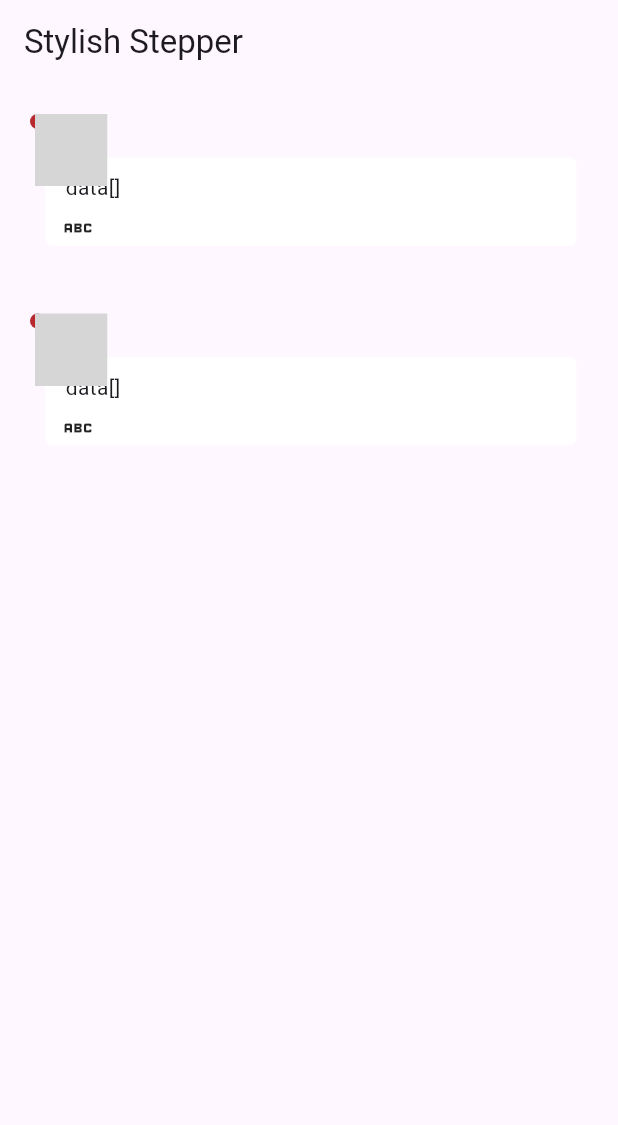
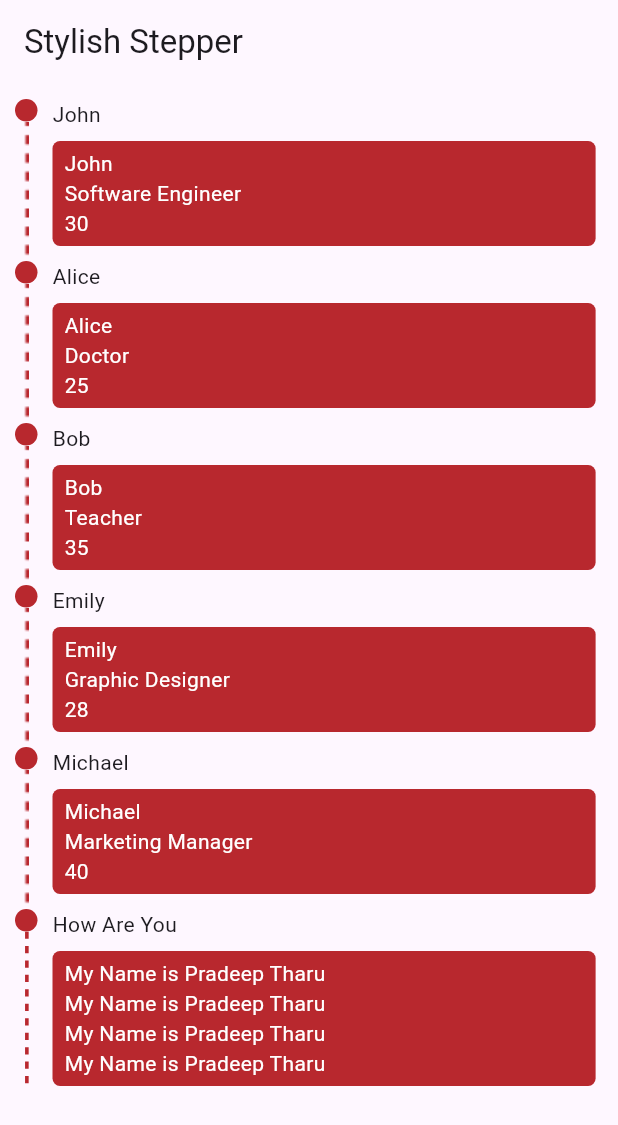
Before and after one commit to Pradeeptharu100/stylish-stepper, a Flutter app: the screen it shows after launch, on a phone screen of 412 x 824 dp. Shown: the top 1125 px of the screen. Run offline on Flutter 3.47's test engine with Material 3 defaults, Android fonts, the phone set to English and light mode, and no system bars; our stand-ins replace flutter_svg; grey boxes are pictures that could not be loaded.

Commit message:
complete the package

```diff
--- a/examples/lib/main.dart
+++ b/examples/lib/main.dart
@@ -30,11 +30,79 @@ class HomePage extends StatelessWidget {
       appBar: AppBar(
         title: const Text('Stylish Stepper'),
       ),
-      body: const Column(
-        children: [
-          StylishStepper(),
-        ],
+      body: SingleChildScrollView(
+        child: Padding(
+          padding: const EdgeInsets.all(10.0),
+          child: Column(
+            children: [
+              ListView.builder(
+                itemCount: dataList.length,
+                shrinkWrap: true,
+                itemBuilder: (context, index) => StylishStepper(
+                  contentContainerColor: SSColor.secondary,
+                  showLastIcon: true,
+                  header: Text(dataList[index]['name']),
+                  verticalLineTopPadding: 15,
+                  verticalLineLeftPadding: 5.5,
+                  verticalLineIconHeight: 200,
+                  content: Column(
+                    crossAxisAlignment: CrossAxisAlignment.start,
+                    children: [
+                      Text(
+                        dataList[index]['name'],
+                        style: const TextStyle(color: Colors.white),
+                      ),
+                      Text(
+                        dataList[index]['profession'],
+                        style: const TextStyle(color: Colors.white),
+                      ),
+                      Text(
+                        '${dataList[index]['age']}',
+                        style: const TextStyle(color: Colors.white),
+                      ),
+                    ],
+                  ),
+                  dotIconColor: SSColor.secondary,
+                ),
+              ),
+              const StylishStepper(
+                svgIcon: SStepperIcons.dot,
+                gap: 0,
+                content: Column(
+                  crossAxisAlignment: CrossAxisAlignment.start,
+                  children: [
+                    Text(
+                      'My Name is Pradeep Tharu',
+                      style: TextStyle(color: Colors.white),
+                    ),
+                    Text(
+                      'My Name is Pradeep Tharu',
+                      style: TextStyle(color: Colors.white),
+                    ),
+                    Text(
+                      'My Name is Pradeep Tharu',
+                      style: TextStyle(color: Colors.white),
+                    ),
+                    Text(
+                      'My Name is Pradeep Tharu',
+                      style: TextStyle(color: Colors.white),
+                    ),
+                  ],
+                ),
+                header: Text('How Are You'),
+              )
+            ],
+          ),
+        ),
       ),
     );
   }
 }
+
+List<Map<String, dynamic>> dataList = [
+  {"id": 1, "name": "John", "age": 30, "profession": "Software Engineer"},
+  {"id": 2, "name": "Alice", "age": 25, "profession": "Doctor"},
+  {"id": 3, "name": "Bob", "age": 35, "profession": "Teacher"},
+  {"id": 4, "name": "Emily", "age": 28, "profession": "Graphic Designer"},
+  {"id": 5, "name": "Michael", "age": 40, "profession": "Marketing Manager"},
+];
--- a/examples/pubspec.yaml
+++ b/examples/pubspec.yaml
@@ -37,6 +37,7 @@ dependencies:
   cupertino_icons: ^1.0.2
   stylish_stepper:
    path: ../
+  flutter_svg: ^2.0.10+1
 
 dev_dependencies:
   flutter_test:
@@ -61,8 +62,9 @@ flutter:
   uses-material-design: true
 
   # To add assets to your application, add an assets section, like this:
-  # assets:
-  #   - images/a_dot_burr.jpeg
+  assets:
+    - assets/
+    - assets/images/
   #   - images/a_dot_ham.jpeg
 
   # An image asset can refer to one or more resolution-specific "variants", see
--- a/lib/stylish_stepper.dart
+++ b/lib/stylish_stepper.dart
@@ -1,24 +1,51 @@
 library stylish_stepper;
 
+import 'dart:developer';
+
 import 'package:flutter/material.dart';
-import 'package:flutter_svg/svg.dart';
+import 'package:flutter_svg/flutter_svg.dart';
 
 class StylishStepper extends StatelessWidget {
-  const StylishStepper({super.key});
+  const StylishStepper(
+      {super.key,
+      required this.content,
+      required this.header,
+      this.showLastIcon,
+      this.dotIconColor,
+      this.contentContainerColor,
+      this.dotSize,
+      this.gap,
+      this.contentWidth,
+      this.svgIconColor,
+      this.assetIconColor,
+      this.assetIcon,
+      this.verticalLineIconHeight,
+      this.verticalLineTopPadding,
+      this.verticalLineLeftPadding,
+      this.svgIcon});
+
+  final String? svgIcon;
+  final String? assetIcon;
+  final Widget content;
+  final Widget header;
+  final Color? svgIconColor;
+  final Color? assetIconColor;
+  final bool? showLastIcon;
+  final Color? dotIconColor;
+  final double? dotSize;
+  final double? gap;
+  final double? contentWidth;
+  final double? verticalLineIconHeight;
+  final double? verticalLineLeftPadding;
+  final double? verticalLineTopPadding;
+  final Color? contentContainerColor;
 
   @override
   Widget build(BuildContext context) {
-    return ListView.separated(
-      separatorBuilder: (context, index) => const SizedBox(height: 0),
-      physics: const NeverScrollableScrollPhysics(),
-      itemCount: 2,
-      shrinkWrap: true,
-      padding: EdgeInsets.zero,
-      itemBuilder: (context, index) {
-        return Padding(
-          padding: const EdgeInsets.all(20.0),
-          child: InkWell(
-            onTap: () {},
+    return InkWell(
+      onTap: () {
+        log('tapped ');
+      },
       child: Stack(
         children: [
           Column(
@@ -29,71 +56,33 @@ class StylishStepper extends StatelessWidget {
                 mainAxisAlignment: MainAxisAlignment.start,
                 crossAxisAlignment: CrossAxisAlignment.start,
                 children: [
-                        Padding(
-                          padding: const EdgeInsets.only(top: 0),
-                          child: Container(
-                            height: 10,
-                            width: 10,
-                            decoration: const BoxDecoration(
-                                shape: BoxShape.circle,
-                                color: SSColor.secondary),
+                  Container(
+                    height: dotSize ?? 15,
+                    width: dotSize ?? 15,
+                    decoration: BoxDecoration(
+                        color: dotIconColor ?? SSColor.secondary,
+                        shape: BoxShape.circle),
                   ),
-                        ),
+                  const SizedBox(width: 10),
                   Column(
                     crossAxisAlignment: CrossAxisAlignment.start,
                     children: [
-                            const Padding(
-                              padding: EdgeInsets.only(left: 10),
-                              child: Text(
-                                '',
-                                style: TextStyle(),
+                      header,
+                      const SizedBox(height: 8),
+                      Container(
+                        padding: const EdgeInsets.only(
+                            left: 8, right: 8, top: 5, bottom: 5),
+                        decoration: BoxDecoration(
+                          borderRadius: BorderRadius.circular(5),
+                          color: contentContainerColor ?? SSColor.secondary,
+                        ),
+                        child: SizedBox(
+                          width: contentWidth ??
+                              MediaQuery.of(context).size.width * 0.84,
+                          child: content,
                         ),
                       ),
-                            const SizedBox(height: 8),
-                            Container(
-                              width: MediaQuery.of(context).size.width * 0.86,
-                              padding: const EdgeInsets.only(left: 10, top: 10),
-                              decoration: BoxDecoration(
-                                borderRadius: BorderRadius.circular(5),
-                                color: Colors.white,
-                              ),
-                              child: Stack(
-                                children: [
-                                  Column(
-                                    crossAxisAlignment:
-                                        CrossAxisAlignment.start,
-                                    children: [
-                                      const Text(
-                                        ' data[' ']',
-                                        maxLines: 3,
-                                        style: TextStyle(),
-                                      ),
-                                      const SizedBox(height: 5),
-                                      Row(
-                                        children: [
-                                          const SizedBox(
-                                            child: Icon(Icons.abc),
-                                          ),
-                                          const SizedBox(width: 5),
-                                          SizedBox(
-                                            width: MediaQuery.of(context)
-                                                    .size
-                                                    .width *
-                                                0.75,
-                                            child: const Text(
-                                              '',
-                                              maxLines: 3,
-                                              style: TextStyle(),
-                                            ),
-                                          ),
-                                        ],
-                                      ),
-                                    ],
-                                  ),
-                                ],
-                              ),
-                            ),
-                            const SizedBox(height: 5),
+                      SizedBox(height: gap ?? 10),
                     ],
                   ),
                 ],
@@ -101,19 +90,25 @@ class StylishStepper extends StatelessWidget {
             ],
           ),
           Positioned(
-                  top: 0,
+            top: verticalLineTopPadding ?? 15,
+            left: 0,
             child: Padding(
-                    padding: const EdgeInsets.only(
-                      left: 3.5,
+              padding: EdgeInsets.only(left: verticalLineLeftPadding ?? 5.5),
+              child: svgIcon != null
+                  ? SizedBox(
+                      child: SvgPicture.asset(
+                      svgIcon!,
+                      height: verticalLineIconHeight ?? 200,
+                      color: svgIconColor,
+                    ))
+                  : Image.asset(
+                      assetIcon != null ? assetIcon! : SStepperImages.dot,
+                      color: assetIconColor,
                     ),
-                    child: SizedBox(child: SvgPicture.asset('assets/')),
             ),
           ),
         ],
       ),
-          ),
-        );
-      },
     );
   }
 }
@@ -122,3 +117,13 @@ class SSColor {
   static const Color secondary = Color(0xFFB8282E);
   static const Color primaryColor = Color(0xFF01B9F1);
 }
+
+class SStepperIcons {
+  static const dot = 'assets/dotted_vertical.svg';
+  static const line = 'assets/strike.svg';
+}
+
+class SStepperImages {
+  static const dot = 'assets/images/dot.png';
+  static const line = 'assets/images/new.jpg';
+}
--- a/pubspec.yaml
+++ b/pubspec.yaml
@@ -27,6 +27,7 @@ flutter:
   # To add assets to your package, add an assets section, like this:
   assets:
     - assets/
+    - assets/images/dot.png
   #   - images/a_dot_ham.jpeg
   #
   # For details regarding assets in packages, see
```
Also changed, not shown: assets/images/dot.png (added), assets/images/new.jpg (added), examples/assets/dotted_vertical.svg (added), examples/assets/images/dot.png (added), examples/assets/images/line.png (added), examples/assets/images/new.jpg (added), examples/assets/strike.svg (added), examples/pubspec.lock, 1 other file. Lines whose indentation alone changed are shown as unchanged.
